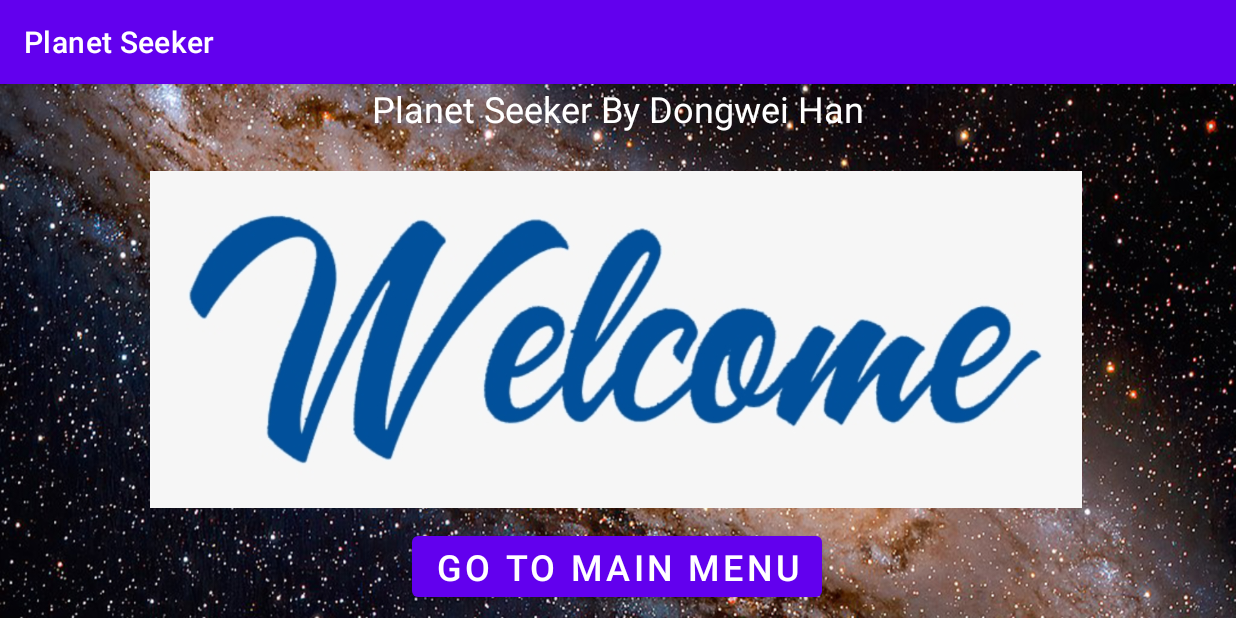
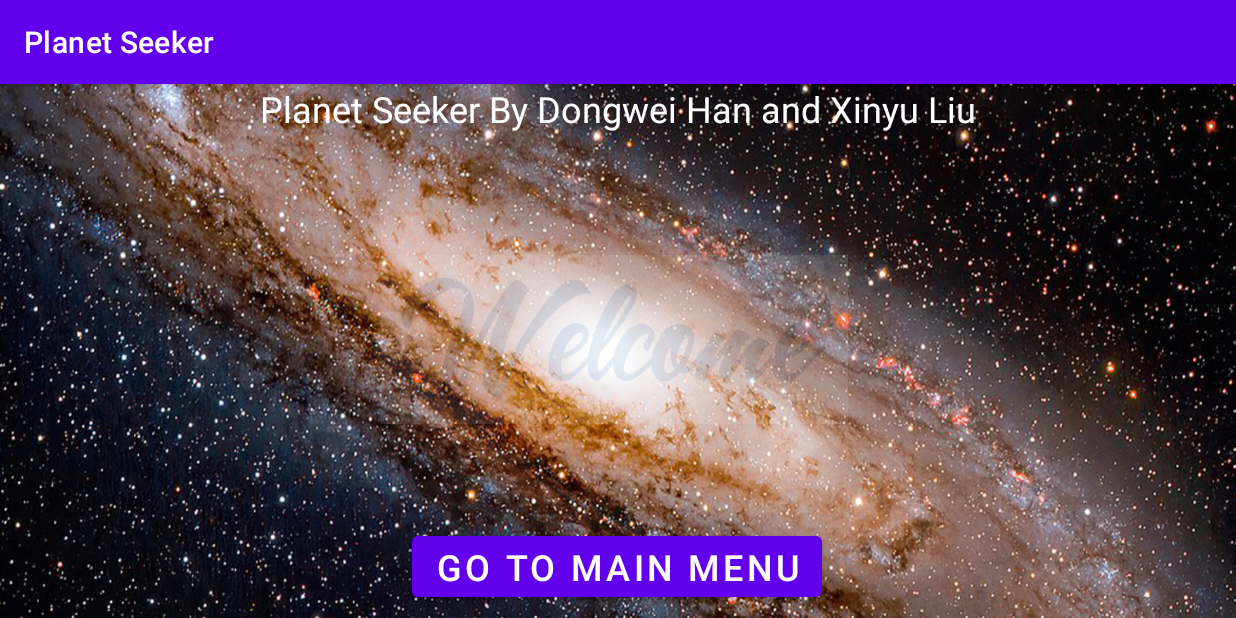
Before and after one commit to DavisH999/Planet_Seeker, an Android app: the screen it shows after launch (MainActivity), on a phone screen of 824 x 412 dp (held sideways). Run offline under Robolectric (Android 15) with nearby library versions, the phone set to English and light mode, and no system bars.

Commit message:
Add main screen animation.

```diff
--- a/app/src/main/java/ca/cmpt276/cmpt276assignment3/GameActivity.java
+++ b/app/src/main/java/ca/cmpt276/cmpt276assignment3/GameActivity.java
@@ -74,8 +74,6 @@ public class GameActivity extends AppCompatActivity {
         for(int i = 0; i < NUM_ROWS; i++){
             for(int j = 0; j < NUM_COLS; j++){
 
-//                Button button = buttons[i][j];
-
                 Button button = buttons[i][j];
 
                 int finalI = i;
@@ -130,7 +128,6 @@ public class GameActivity extends AppCompatActivity {
 
     private void loadGame()
     {
-//        instanceOfGame = Game.getInstanceOfGame();
         loadSavedGame();
         NUM_ROWS = instanceOfGame.getNUM_ROWS();
         NUM_COLS = instanceOfGame.getNUM_COLS();
--- a/app/src/main/java/ca/cmpt276/cmpt276assignment3/MainActivity.java
+++ b/app/src/main/java/ca/cmpt276/cmpt276assignment3/MainActivity.java
@@ -6,6 +6,9 @@ import androidx.appcompat.app.AppCompatActivity;
 import android.content.Intent;
 import android.graphics.Color;
 import android.os.Bundle;
+import android.os.Handler;
+import android.view.animation.Animation;
+import android.view.animation.AnimationUtils;
 import android.widget.Button;
 import android.widget.ImageView;
 import android.widget.TextView;
@@ -19,6 +22,7 @@ public class MainActivity extends AppCompatActivity {
     private String planet_seeker_by_dongwei_han;
     private String go_to_main_menu;
     private String planet_seeker;
+    private boolean jump = false;
 
     @Override
     protected void onCreate(Bundle savedInstanceState) {
@@ -28,11 +32,14 @@ public class MainActivity extends AppCompatActivity {
 
         setMyActionBar();
         initial();
+        zoomAndFade();
+        delay();
         btn_goToMainMenu.setOnClickListener(v -> onButtonClick());
 
     }
 
     private void onButtonClick() {
+        jump = true;
         Intent intent = new Intent(this,MenuActivity.class);
         startActivity(intent);
         finish();
@@ -43,7 +50,7 @@ public class MainActivity extends AppCompatActivity {
         tv_title = findViewById(R.id.tv_title);
         btn_goToMainMenu = findViewById(R.id.btn_goToMainManu);
 
-        planet_seeker_by_dongwei_han = getString(R.string.planet_seeker_by_dongwei_han);
+        planet_seeker_by_dongwei_han = getString(R.string.planet_seeker_by);
         tv_title.setText(planet_seeker_by_dongwei_han);
         tv_title.setTextColor(Color.WHITE);
         go_to_main_menu = getString(R.string.go_to_main_menu);
@@ -57,4 +64,21 @@ public class MainActivity extends AppCompatActivity {
         supportActionBar.setTitle(planet_seeker);
     }
 
+    private void zoomAndFade(){
+        Animation aniSlide_zoom = AnimationUtils.loadAnimation(getApplicationContext(),R.anim.fade_zoom);
+        iv_welcome.startAnimation(aniSlide_zoom);
+    }
+
+
+    private void delay(){
+        new Handler().postDelayed(new Runnable() {
+            public void run() {
+                if(!jump) {
+                    Intent intent = new Intent(MainActivity.this, MenuActivity.class);
+                    startActivity(intent);
+                }
+            }
+        }, 8000);
+    }
+
 }
--- /dev/null
+++ b/app/src/main/res/anim/fade_zoom.xml
@@ -0,0 +1,16 @@
+<?xml version="1.0" encoding="utf-8"?>
+<set xmlns:android="http://schemas.android.com/apk/res/android">
+    <alpha
+        android:duration="3000"
+        android:fromAlpha="0.1"
+        android:toAlpha="1.0" />
+
+    <scale
+        android:duration="3000"
+        android:fromXScale="1.0"
+        android:fromYScale="1.0"
+        android:pivotX="50%"
+        android:pivotY="50%"
+        android:toXScale="1.8"
+        android:toYScale="1.8" />
+</set>
--- a/app/src/main/res/layout/activity_main.xml
+++ b/app/src/main/res/layout/activity_main.xml
@@ -30,7 +30,7 @@
 
     <ImageView
         android:id="@+id/iv_welcome"
-        android:layout_width="621dp"
+        android:layout_width="311dp"
         android:layout_height="250dp"
         app:layout_constraintBottom_toTopOf="@+id/btn_goToMainManu"
         app:layout_constraintEnd_toEndOf="parent"
--- a/app/src/main/res/values/strings.xml
+++ b/app/src/main/res/values/strings.xml
@@ -8,7 +8,7 @@
     <string name="course">"Course page:\n"
             "https://opencoursehub.cs.sfu.ca/bfraser/grav-cms/cmpt276/home\n"</string>
     <string name="author">"Author:\n"
-            "Written by Dongwei Han, a student taking CMPT276 at SFU.\n"</string>
+            "Written by Dongwei Han and Xinyu Liu, students taking CMPT276 at SFU.\n"</string>
     <string name="res">"Resources:\n"
             "1. https://www.space.com/44-venus-second-planet-from-the-sun-brightest-planet-in-solar-system.html\n"
             "2. https://www.mos.org/planetarium/explore-the-universe-live\n"
@@ -23,7 +23,7 @@
     <string name="message">Great! You found all planets and win the game!</string>
     <string name="select_board_size">Select board size</string>
     <string name="select_number_planets">Select number planets</string>
-    <string name="planet_seeker_by_dongwei_han">Planet Seeker By Dongwei Han</string>
+    <string name="planet_seeker_by">Planet Seeker By Dongwei Han and Xinyu Liu</string>
     <string name="go_to_main_menu">Go to main menu</string>
     <string name="planet_seeker">Planet Seeker</string>
     <string name="game">Game</string>
```
Also changed, not shown: 1 other file.
